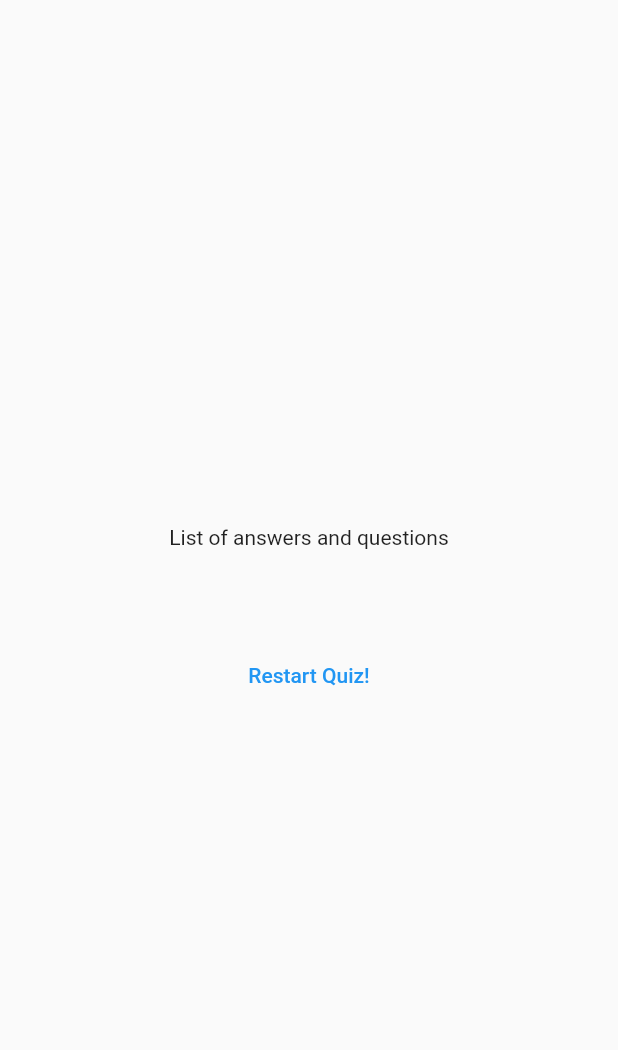
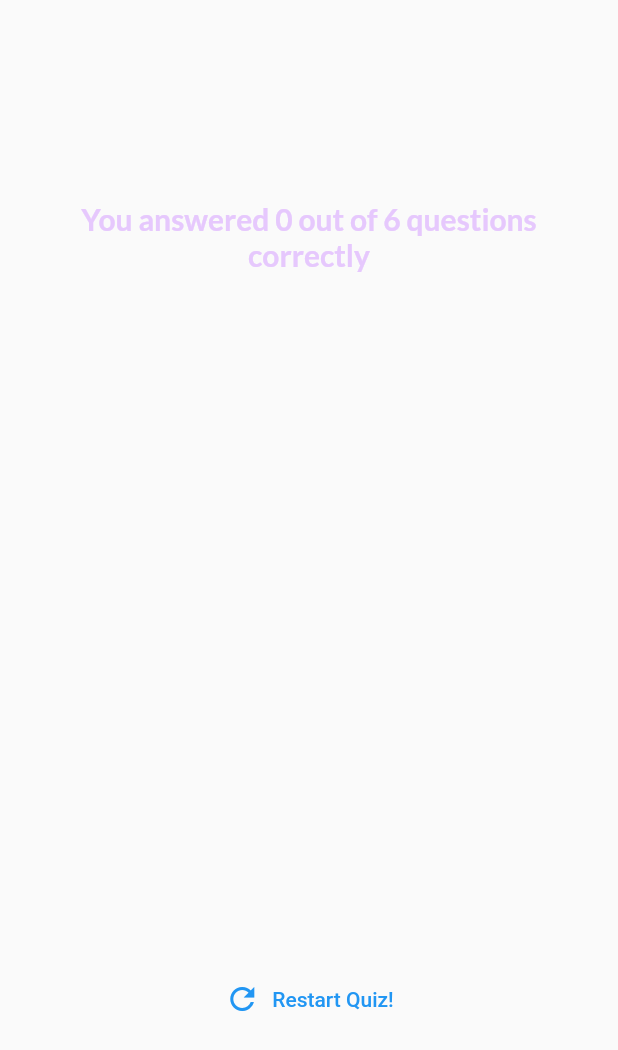
Before and after one commit to guisantosalves/QUIZ_FLUTTER_APP, a Flutter app: the ResultScreen widget shown alone on an empty page, opened directly with empty values, on a phone screen of 412 x 824 dp. Shown: the top 1050 px of the screen. Run offline on Flutter 3.47's test engine with Material 2 defaults, Android fonts, the phone set to English and light mode, and no system bars; our stand-ins replace google_fonts.

Commit message:
finishing the project

```diff
--- /dev/null
+++ b/lib/questions_summary/questions_summary.dart
@@ -0,0 +1,24 @@
+import 'package:flutter/material.dart';
+import 'package:quiz_app/questions_summary/summary_item.dart';
+
+class QuestionsSummary extends StatelessWidget {
+  const QuestionsSummary(this.summaryData, {super.key});
+
+  final List<Map<String, Object>> summaryData;
+
+  @override
+  Widget build(BuildContext context) {
+    return SizedBox(
+      height: 400,
+      child: SingleChildScrollView(
+        child: Column(
+          children: summaryData.map(
+            (currentData) {
+              return SummaryItem(currentData);
+            },
+          ).toList(),
+        ),
+      ),
+    );
+  }
+}
--- a/lib/results_screen.dart
+++ b/lib/results_screen.dart
@@ -1,11 +1,14 @@
 import 'package:flutter/material.dart';
+import 'package:google_fonts/google_fonts.dart';
 import 'package:quiz_app/data/questions.dart';
-import 'package:quiz_app/questions_summary.dart';
+import 'package:quiz_app/questions_summary/questions_summary.dart';
 
 class ResultScreen extends StatelessWidget {
-  const ResultScreen({super.key, required this.chosenAnswers});
+  const ResultScreen(
+      {super.key, required this.chosenAnswers, required this.onRestart});
 
   final List<String> chosenAnswers;
+  final void Function() onRestart;
 
   // map -> key value pair
   List<Map<String, Object>> getSummary() {
@@ -27,6 +30,14 @@ class ResultScreen extends StatelessWidget {
 
   @override
   Widget build(BuildContext context) {
+    final summaryData = getSummary();
+    final numTotalQuestions = questions.length;
+    // where filter the list - returns a new list
+    // filtering the list that has user_answer equals correct answer and returning the list
+    final numCorrectQuestion = summaryData.where((element) {
+      return element['user_answer'] == element['correct_answer'];
+    }).length;
+
     return SizedBox(
       width: double.infinity,
       child: Container(
@@ -34,15 +45,26 @@ class ResultScreen extends StatelessWidget {
         child: Column(
           mainAxisAlignment: MainAxisAlignment.center,
           children: [
-            const Text('List of answers and questions'),
+            Text(
+              'You answered $numCorrectQuestion out of $numTotalQuestions questions correctly',
+              style: GoogleFonts.lato(
+                  color: const Color.fromARGB(255, 230, 200, 253),
+                  fontSize: 20,
+                  fontWeight: FontWeight.bold),
+              textAlign: TextAlign.center,
+            ),
             const SizedBox(
               height: 30,
             ),
-            QuestionsSummary(getSummary()),
+            QuestionsSummary(summaryData),
             const SizedBox(
               height: 30,
             ),
-            TextButton(onPressed: () {}, child: const Text('Restart Quiz!'))
+            TextButton.icon(
+              onPressed: onRestart,
+              icon: const Icon(Icons.refresh),
+              label: const Text('Restart Quiz!'),
+            )
           ],
         ),
       ),
```
Also changed, not shown: lib/questions_summary.dart (deleted, +0 -28 lines), lib/questions_summary/question_identifier.dart (added, +32 -0 lines), lib/questions_summary/summary_item.dart (added, +55 -0 lines), lib/quiz.dart (+13 -2 lines).
